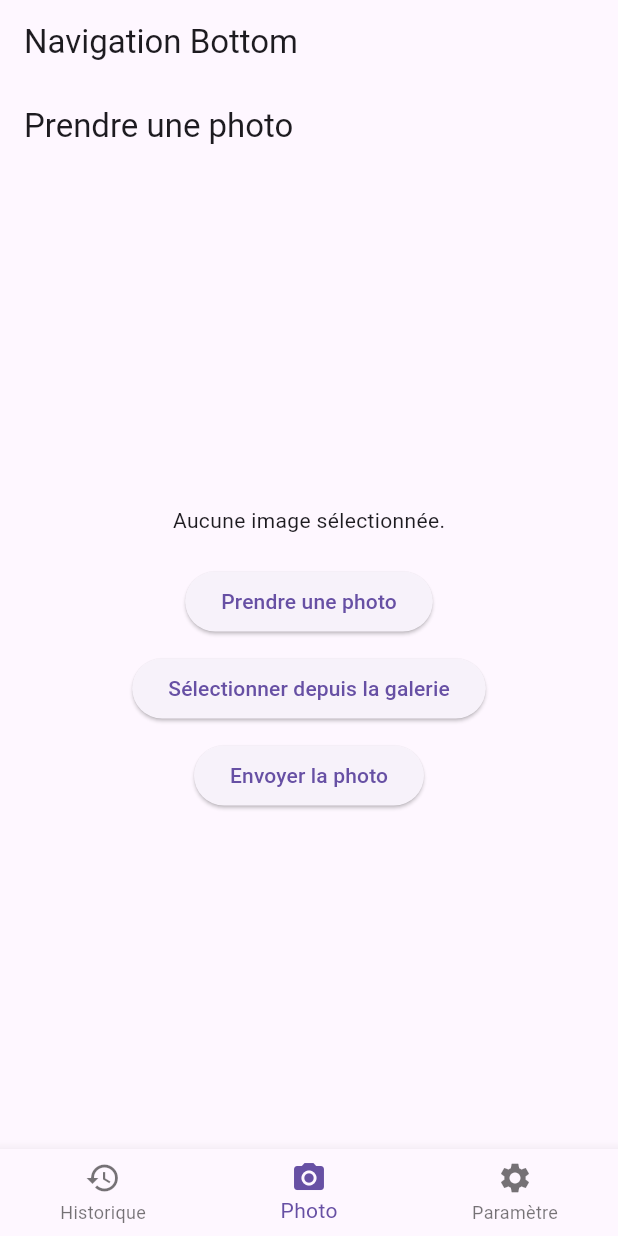
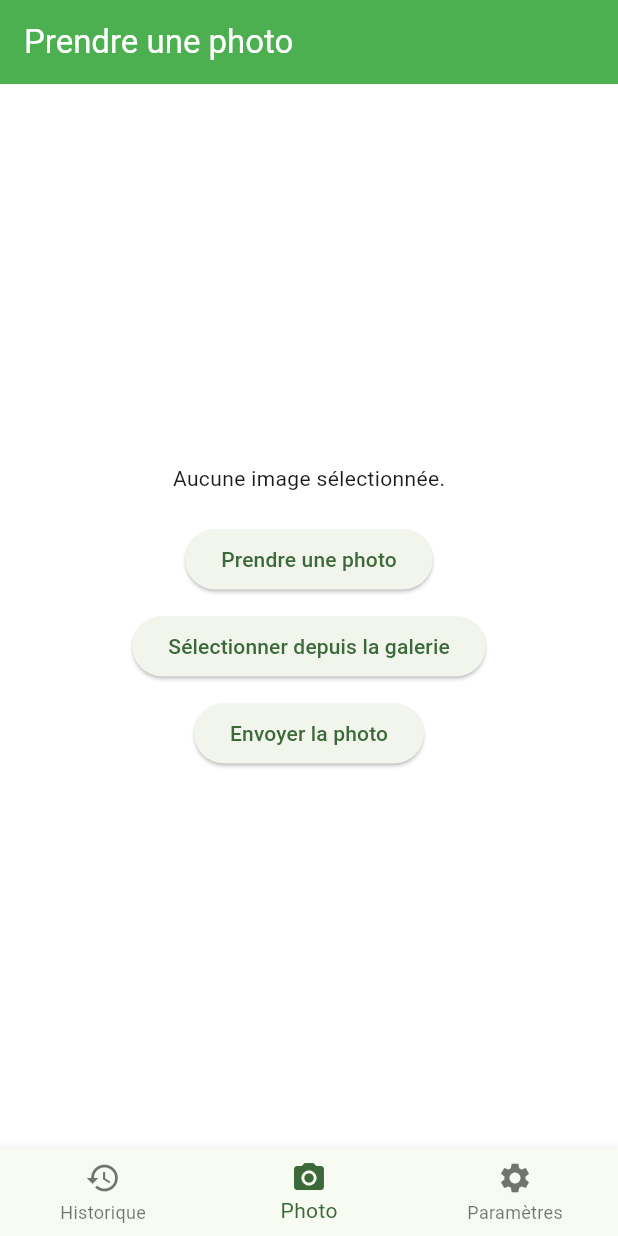
Before and after one commit to samuelbck/SAE6, a Flutter app: the screen it shows after launch, on a phone screen of 412 x 824 dp. Run offline on Flutter 3.47's test engine with Material 3 defaults, Android fonts, the phone set to English and light mode, and no system bars; our stand-ins replace flutter_dotenv, image_picker, shared_preferences, sqflite, sqflite_common_ffi, sqflite_common_ffi_web; accounts and stored records are empty; key blocks and very long unbroken strings in the code were emptied for the run.

Commit message:
Ajout d'un mode sombre et ajustement design

```diff
--- a/sae_app_mobile/lib/main.dart
+++ b/sae_app_mobile/lib/main.dart
@@ -3,29 +3,78 @@ import 'pages/camera_page.dart';
 import 'pages/settings_page.dart';
 import 'pages/history_page.dart';
 import 'package:flutter_dotenv/flutter_dotenv.dart';
+import 'package:shared_preferences/shared_preferences.dart';
 void main() async {
-  try {
-    runApp(MyApp());
-  } catch (e) {
-    print("Erreur lors de l'initialisation: $e");
-  }
+  WidgetsFlutterBinding.ensureInitialized();
+  final prefs = await SharedPreferences.getInstance();
+  final isDarkMode = prefs.getBool('isDarkMode') ?? false;
+
+  runApp(MyApp(isDarkMode: isDarkMode));
 }
 
-class MyApp extends StatelessWidget {
+class MyApp extends StatefulWidget {
+  final bool isDarkMode;
+
+  const MyApp({Key? key, required this.isDarkMode}) : super(key: key);
+
+  @override
+  State<MyApp> createState() => _MyAppState();
+
+  static _MyAppState of(BuildContext context) =>
+      context.findAncestorStateOfType<_MyAppState>()!;
+}
+
+class _MyAppState extends State<MyApp> {
+  late bool _isDarkMode;
+
+  @override
+  void initState() {
+    super.initState();
+    _isDarkMode = widget.isDarkMode;
+  }
+
+  void toggleTheme(bool value) async {
+    setState(() {
+      _isDarkMode = value;
+    });
+    final prefs = await SharedPreferences.getInstance();
+    await prefs.setBool('isDarkMode', value);
+  }
+
   @override
   Widget build(BuildContext context) {
     return MaterialApp(
       title: 'Application',
       theme: ThemeData(
-        primarySwatch: Colors.blue,
+        primarySwatch: Colors.green,
+        colorScheme: ColorScheme.fromSeed(seedColor: Colors.green),
+        scaffoldBackgroundColor: Colors.white,
+        appBarTheme: const AppBarTheme(
+          backgroundColor: Colors.green,
+          foregroundColor: Colors.white,
+        ),
       ),
-      home: HomePage(), // La page d'accueil
+      darkTheme: ThemeData.dark().copyWith(
+        primaryColorDark: Colors.green,
+        colorScheme: ColorScheme.dark(
+          primary: Colors.green,
+          secondary: Colors.greenAccent,
+        ),
+        appBarTheme: const AppBarTheme(
+          backgroundColor: Colors.green,
+          foregroundColor: Colors.white,
+        ),
+      ),
+      themeMode: _isDarkMode ? ThemeMode.dark : ThemeMode.light,
+      home: const HomePage(),
     );
   }
 }
 
+class HomePage extends StatefulWidget {
 
-class HomePage extends StatefulWidget {
+  const HomePage({Key? key}) : super(key: key);
+
   @override
   _HomePageState createState() => _HomePageState();
 }
@@ -34,7 +83,7 @@ class _HomePageState extends State<HomePage> {
   int _selectedIndex = 1;
 
   // Liste des pages de l'application (sans 'const')
-  static List<Widget> _pages = <Widget>[
+  static final List<Widget> _pages = <Widget>[
     HistoryPage(),
     Camera(),
     SettingsPage(),
@@ -50,9 +99,6 @@ class _HomePageState extends State<HomePage> {
   @override
   Widget build(BuildContext context) {
     return Scaffold(
-      appBar: AppBar(
-        title: const Text('Navigation Bottom'),
-      ),
       body: Center(
         child: _pages.elementAt(_selectedIndex),
       ),
@@ -70,7 +116,7 @@ class _HomePageState extends State<HomePage> {
           ),
           BottomNavigationBarItem(
             icon: Icon(Icons.settings),
-            label: 'Paramètre',
+            label: 'Paramètres',
           ),
         ],
       ),
--- a/sae_app_mobile/pubspec.yaml
+++ b/sae_app_mobile/pubspec.yaml
@@ -37,6 +37,7 @@ dependencies:
   image_picker: ^1.1.2
   http: ^0.13.5
   flutter_dotenv: ^5.0.2
+  shared_preferences: ^2.0.15
 
   # The following adds the Cupertino Icons font to your application.
   # Use with the CupertinoIcons class for iOS style icons.
```
Also changed, not shown: sae_app_mobile/lib/pages/settings_page.dart (+29 -6 lines), sae_app_mobile/pubspec.lock.
